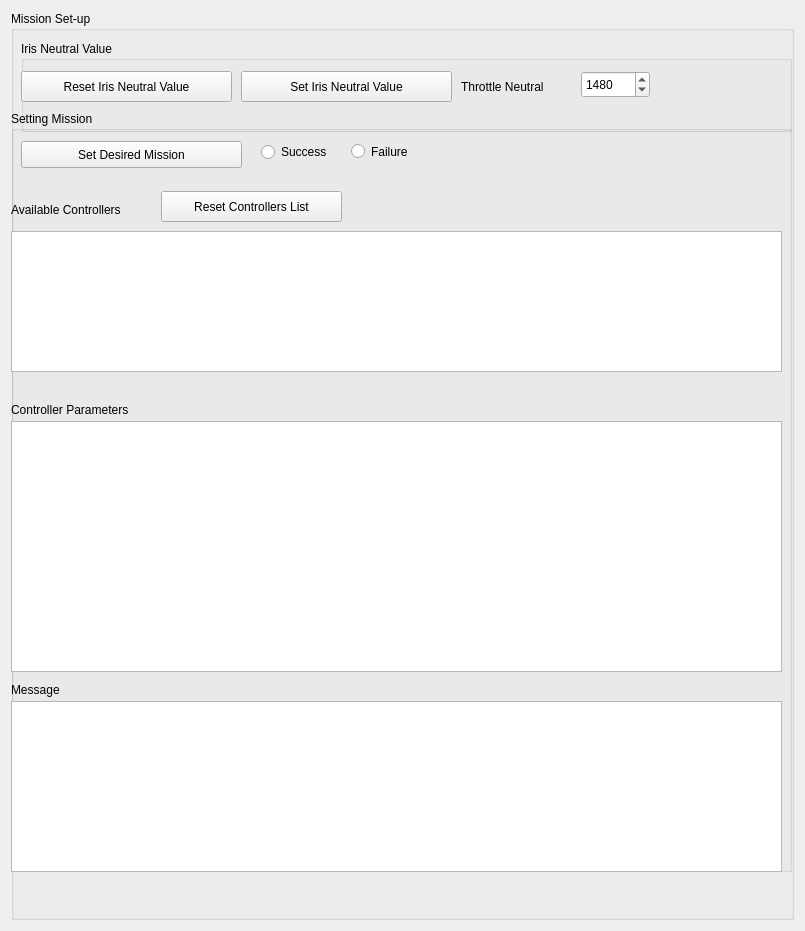
Above: gui/src/gui/choose_mission.ui from massimilianop/sml_under_development before the change. Below: the same form after it.
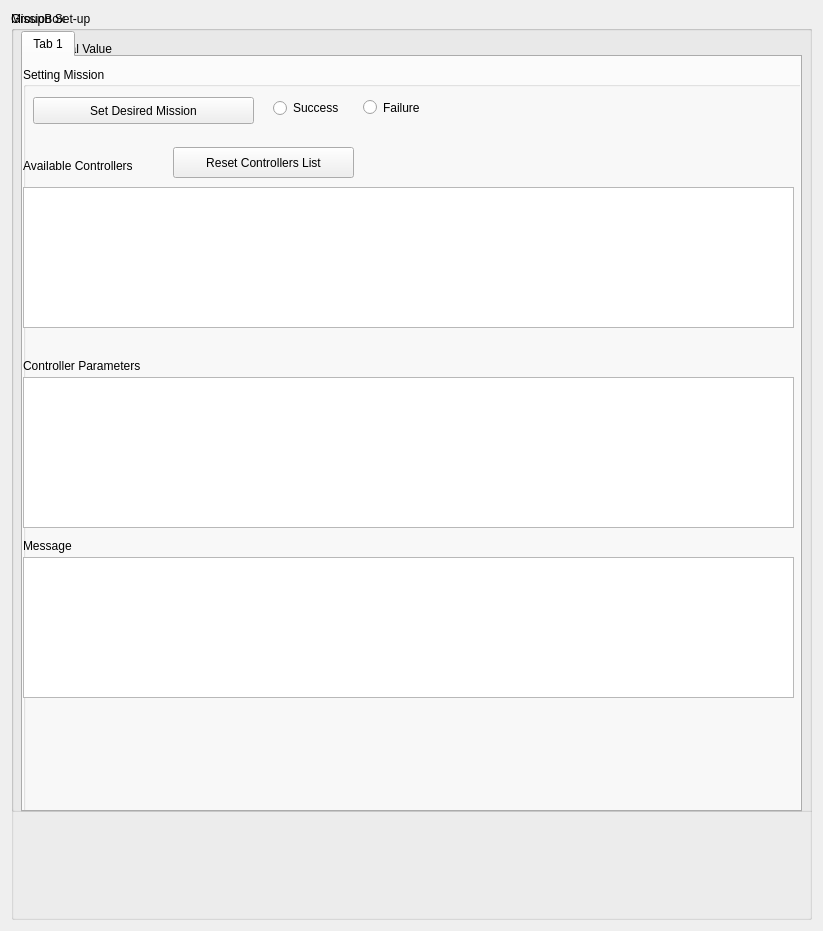
That is the form after the change.

Commit message: mission on gui under changes: trajectory and controller as subtabs

```diff
--- a/gui/src/gui/choose_mission.ui
+++ b/gui/src/gui/choose_mission.ui
@@ -6,7 +6,7 @@
    <rect>
     <x>0</x>
     <y>0</y>
-    <width>805</width>
+    <width>823</width>
     <height>931</height>
    </rect>
   </property>
@@ -111,13 +111,41 @@
        </property>
       </widget>
      </widget>
-     <widget class="QGroupBox" name="groupBox_8">
+     <widget class="QGroupBox" name="groupBox">
       <property name="geometry">
        <rect>
         <x>0</x>
-        <y>100</y>
+        <y>0</y>
+        <width>811</width>
+        <height>801</height>
+       </rect>
+      </property>
+      <property name="title">
+       <string>GroupBox</string>
+      </property>
+      <widget class="QTabWidget" name="tabWidget">
+       <property name="geometry">
+        <rect>
+         <x>10</x>
+         <y>20</y>
         <width>781</width>
-        <height>761</height>
+         <height>781</height>
+        </rect>
+       </property>
+       <property name="currentIndex">
+        <number>0</number>
+       </property>
+       <widget class="QWidget" name="tab_3">
+        <attribute name="title">
+         <string>Tab 1</string>
+        </attribute>
+        <widget class="QGroupBox" name="groupBox_8">
+         <property name="geometry">
+          <rect>
+           <x>0</x>
+           <y>10</y>
+           <width>801</width>
+           <height>801</height>
        </rect>
       </property>
       <property name="title">
@@ -178,7 +206,7 @@
          <x>0</x>
          <y>310</y>
          <width>771</width>
-         <height>251</height>
+            <height>151</height>
         </rect>
        </property>
       </widget>
@@ -225,9 +253,9 @@
        <property name="geometry">
         <rect>
          <x>0</x>
-         <y>590</y>
+            <y>490</y>
          <width>771</width>
-         <height>171</height>
+            <height>141</height>
         </rect>
        </property>
       </widget>
@@ -235,7 +263,7 @@
        <property name="geometry">
         <rect>
          <x>0</x>
-         <y>570</y>
+            <y>470</y>
          <width>161</width>
          <height>17</height>
         </rect>
@@ -244,6 +272,11 @@
         <string>Message</string>
        </property>
       </widget>
+        </widget>
+       </widget>
+      </widget>
+      <zorder>groupBox_8</zorder>
+      <zorder>tabWidget</zorder>
      </widget>
     </widget>
    </item>
```
Left out of the diff: 5 changed lines with no effect on the pictures. Lines whose indentation alone changed are shown as unchanged. The commit also changes 9 other files.
